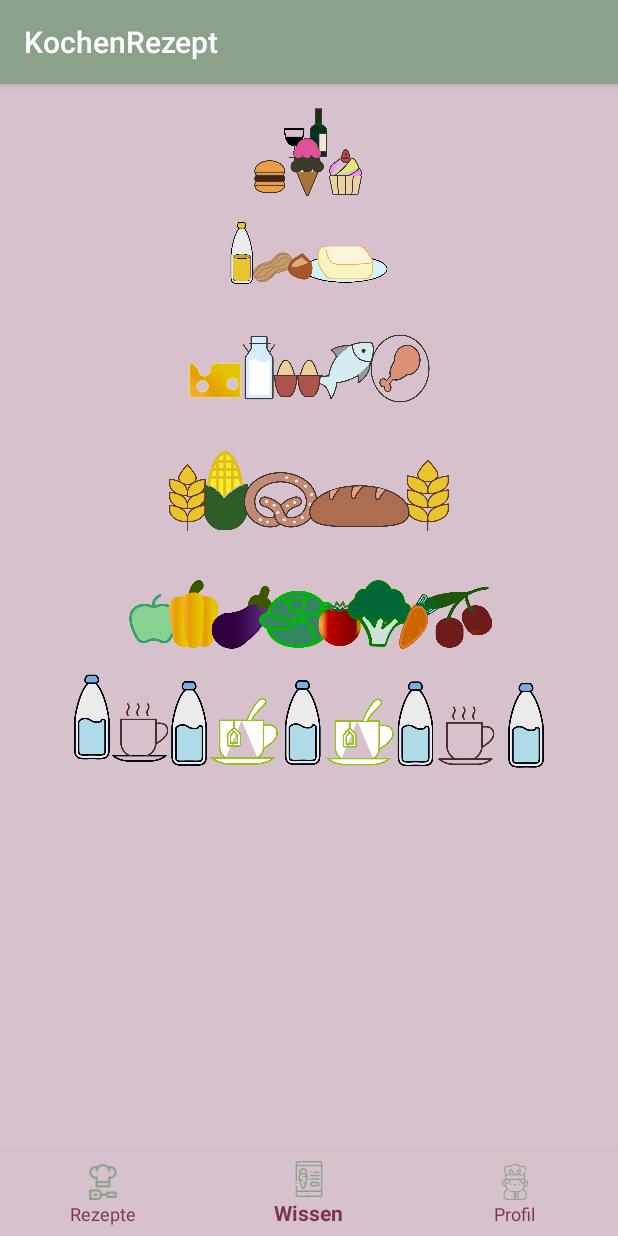
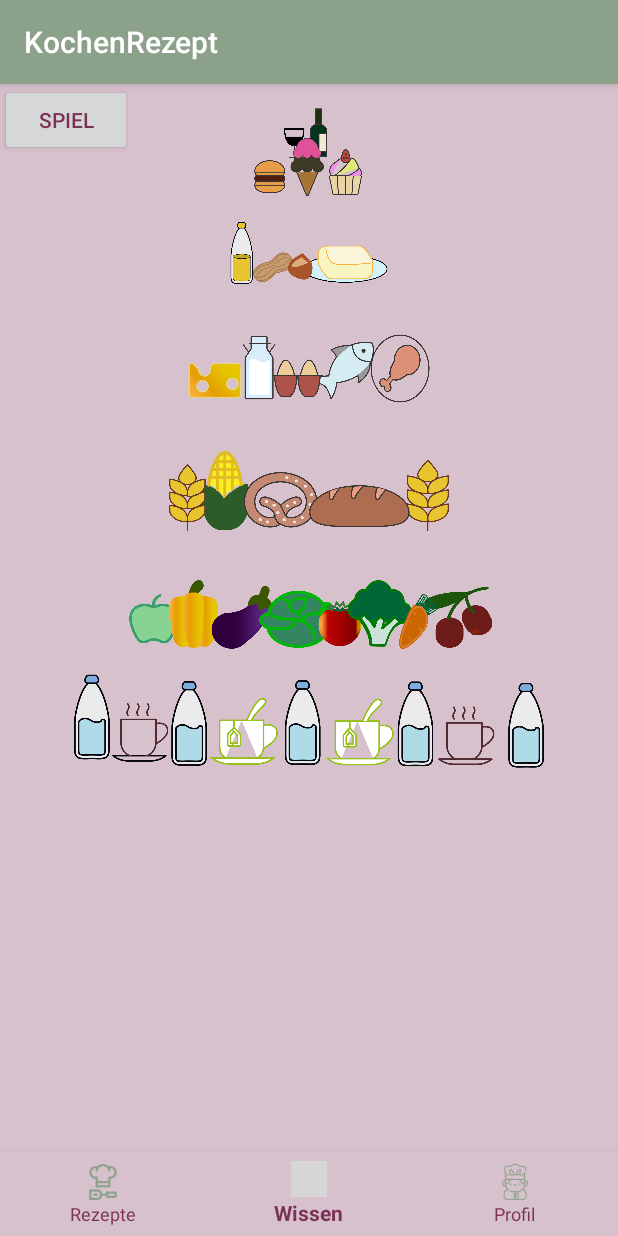
Before and after one commit to passionflower36/KochenRezept, an Android app: the screen it shows after launch (MainActivity), item 2 of the bottom bar chosen, on a phone screen of 412 x 824 dp. Run offline under Robolectric (Android 15) with nearby library versions, the light colour scheme and no system bars; grey boxes are pictures that could not be loaded.

Commit message:
27.5.19 icon_brain hinzu

```diff
--- a/app/src/main/res/layout/activity_main.xml
+++ b/app/src/main/res/layout/activity_main.xml
@@ -15,7 +15,14 @@
         app:layout_constraintBottom_toTopOf="@+id/navigation"
         app:layout_constraintEnd_toEndOf="parent"
         app:layout_constraintStart_toStartOf="parent"
-        app:layout_constraintTop_toTopOf="parent"></FrameLayout>
+        app:layout_constraintTop_toTopOf="parent">
+
+        <Button
+            android:id="@+id/button"
+            android:layout_width="wrap_content"
+            android:layout_height="wrap_content"
+            android:text="Spiel" />
+    </FrameLayout>
 
     <android.support.design.widget.BottomNavigationView
         android:id="@+id/navigation"
--- a/app/src/main/res/menu/navigation.xml
+++ b/app/src/main/res/menu/navigation.xml
@@ -9,7 +9,7 @@
 
     <item
         android:id="@+id/navigation_wissen"
-        android:icon="@drawable/icon_info"
+        android:icon="@drawable/icon_brain"
         android:title="@string/title_dashboard" />
 
     <item
```
